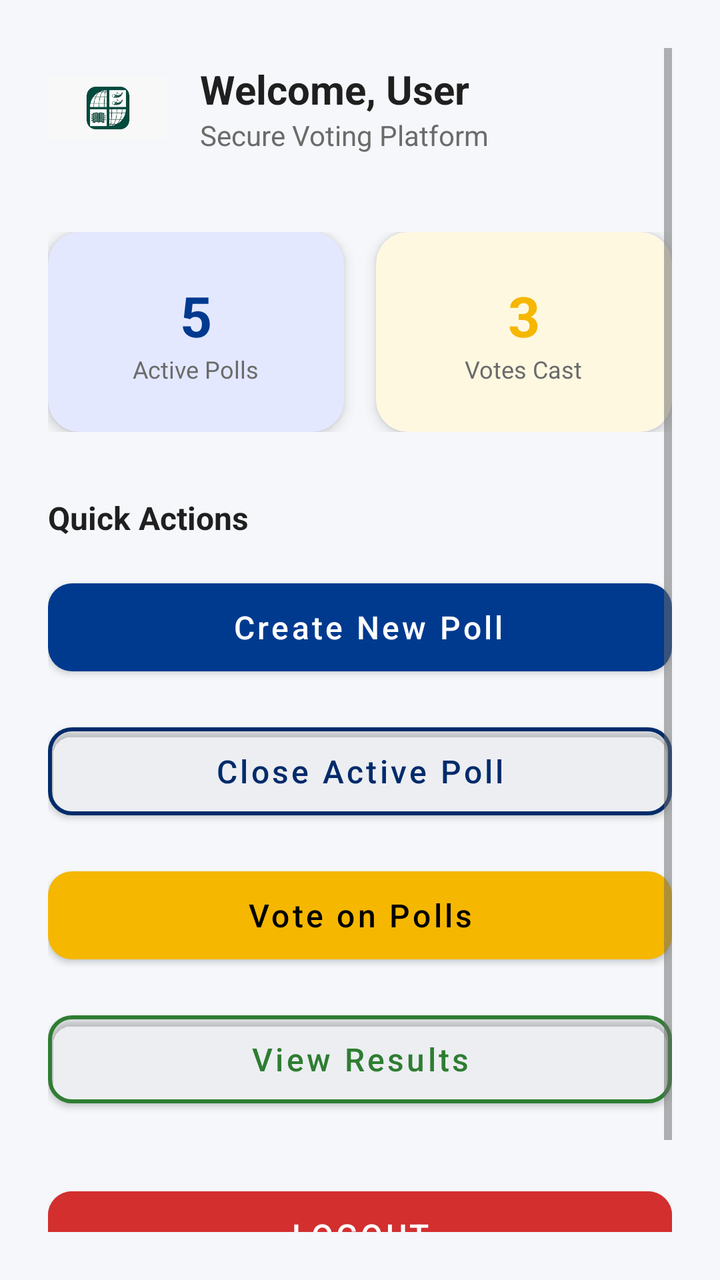
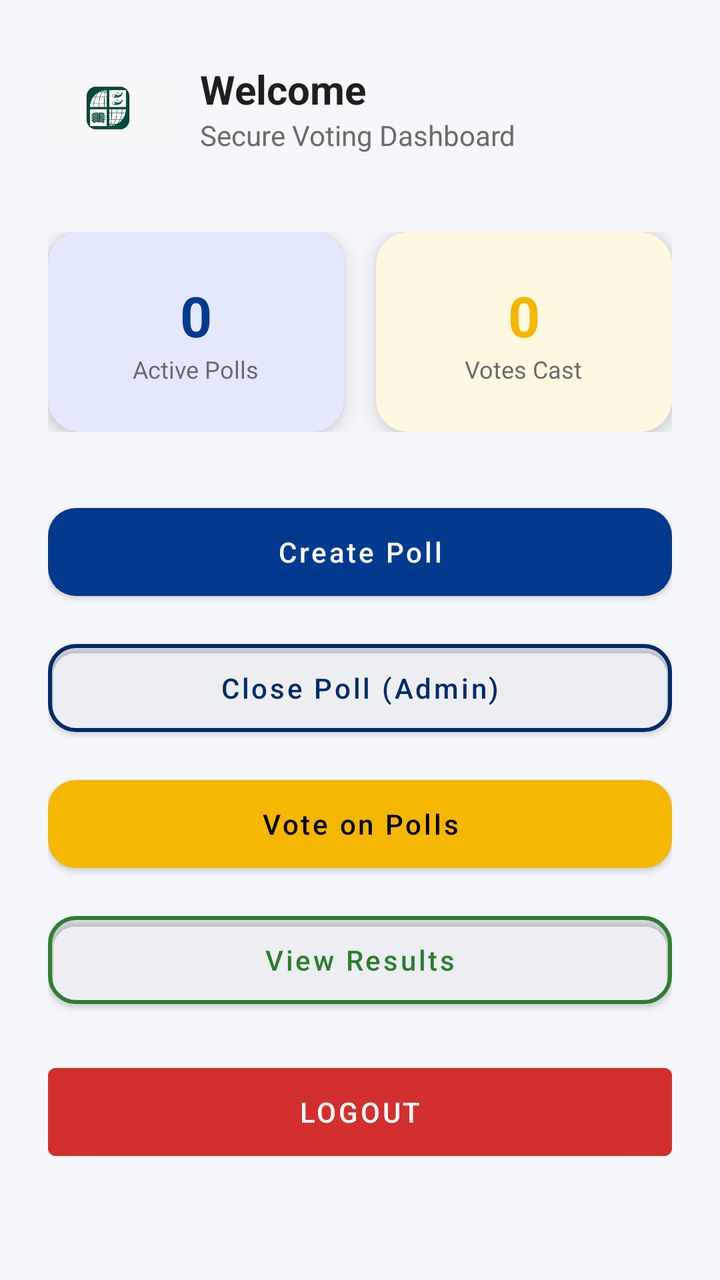

Before-and-after screenshots of an Android layout around one commit, followed by the original layout XML and the change that was made.
<!-- AndroidManifest.xml: application theme Theme.SecureAppVoting -->
<!-- res/layout/activity_dashboard.xml -->
<?xml version="1.0" encoding="utf-8"?>
<ScrollView xmlns:android="http://schemas.android.com/apk/res/android"
    xmlns:app="http://schemas.android.com/apk/res-auto"
    android:layout_width="match_parent"
    android:layout_height="match_parent"
    android:background="@color/background_main"
    android:padding="24dp">

    <LinearLayout
        android:layout_width="match_parent"
        android:layout_height="wrap_content"
        android:orientation="vertical">

        
        <LinearLayout
            android:layout_width="match_parent"
            android:layout_height="wrap_content"
            android:orientation="horizontal"
            android:gravity="center_vertical"
            android:layout_marginBottom="32dp">

            <ImageView
                android:id="@+id/imgUniversityLogo"
                android:layout_width="60dp"
                android:layout_height="60dp"
                android:src="@drawable/uni_bradford_logo"
                android:contentDescription="University of Bradford Logo"
                android:layout_marginEnd="16dp" />

            <LinearLayout
                android:layout_width="wrap_content"
                android:layout_height="wrap_content"
                android:orientation="vertical">

                <TextView
                    android:id="@+id/tvWelcome"
                    android:layout_width="wrap_content"
                    android:layout_height="wrap_content"
                    android:text="Welcome, User"
                    android:textSize="20sp"
                    android:textStyle="bold"
                    android:textColor="@color/text_primary" />

                <TextView
                    android:layout_width="wrap_content"
                    android:layout_height="wrap_content"
                    android:text="Secure Voting Platform"
                    android:textSize="14sp"
                    android:textColor="@color/text_secondary" />
            </LinearLayout>
        </LinearLayout>

        
        <LinearLayout
            android:layout_width="match_parent"
            android:layout_height="wrap_content"
            android:orientation="horizontal"
            android:layout_marginBottom="32dp">

            
            <com.google.android.material.card.MaterialCardView
                android:layout_width="0dp"
                android:layout_height="100dp"
                android:layout_weight="1"
                app:cardCornerRadius="16dp"
                app:cardElevation="4dp"
                app:cardBackgroundColor="#E3E8FF"
                android:layout_marginEnd="8dp">

                <LinearLayout
                    android:layout_width="match_parent"
                    android:layout_height="match_parent"
                    android:orientation="vertical"
                    android:gravity="center"
                    android:padding="16dp">

                    <TextView
                        android:layout_width="wrap_content"
                        android:layout_height="wrap_content"
                        android:text="5"
                        android:textSize="28sp"
                        android:textStyle="bold"
                        android:textColor="@color/bradford_blue" />

                    <TextView
                        android:layout_width="wrap_content"
                        android:layout_height="wrap_content"
                        android:text="Active Polls"
                        android:textSize="12sp"
                        android:textColor="@color/text_secondary" />
                </LinearLayout>
            </com.google.android.material.card.MaterialCardView>

            
            <com.google.android.material.card.MaterialCardView
                android:layout_width="0dp"
                android:layout_height="100dp"
                android:layout_weight="1"
                app:cardCornerRadius="16dp"
                app:cardElevation="4dp"
                app:cardBackgroundColor="#FFF8E1"
                android:layout_marginStart="8dp">

                <LinearLayout
                    android:layout_width="match_parent"
                    android:layout_height="match_parent"
                    android:orientation="vertical"
                    android:gravity="center"
                    android:padding="16dp">

                    <TextView
                        android:layout_width="wrap_content"
                        android:layout_height="wrap_content"
                        android:text="3"
                        android:textSize="28sp"
                        android:textStyle="bold"
                        android:textColor="@color/bradford_gold" />

                    <TextView
                        android:layout_width="wrap_content"
                        android:layout_height="wrap_content"
                        android:text="Votes Cast"
                        android:textSize="12sp"
                        android:textColor="@color/text_secondary" />
                </LinearLayout>
            </com.google.android.material.card.MaterialCardView>
        </LinearLayout>

        
        <TextView
            android:layout_width="wrap_content"
            android:layout_height="wrap_content"
            android:text="Quick Actions"
            android:textSize="16sp"
            android:textStyle="bold"
            android:textColor="@color/text_primary"
            android:layout_marginBottom="16dp" />

        
        <com.google.android.material.button.MaterialButton
            android:id="@+id/btnCreatePoll"
            android:layout_width="match_parent"
            android:layout_height="56dp"
            android:text="Create New Poll"
            android:textAllCaps="false"
            android:textSize="16sp"
            app:cornerRadius="12dp"
            app:iconGravity="textStart"
            app:iconPadding="8dp"
            android:paddingStart="24dp"
            app:backgroundTint="@color/bradford_blue"
            android:layout_marginBottom="16dp" />

        
        <com.google.android.material.button.MaterialButton
            android:id="@+id/btnClosePoll"
            android:layout_width="match_parent"
            android:layout_height="56dp"
            android:text="Close Active Poll"
            android:textAllCaps="false"
            android:textSize="16sp"
            app:cornerRadius="12dp"
            app:strokeColor="@color/bradford_blue_dark"
            app:strokeWidth="2dp"
            android:textColor="@color/bradford_blue_dark"
            app:backgroundTint="@android:color/transparent"
            android:layout_marginBottom="16dp" />

        
        <com.google.android.material.button.MaterialButton
            android:id="@+id/btnViewPolls"
            android:layout_width="match_parent"
            android:layout_height="56dp"
            android:text="Vote on Polls"
            android:textAllCaps="false"
            android:textSize="16sp"
            app:cornerRadius="12dp"
            app:backgroundTint="@color/bradford_gold"
            android:textColor="@android:color/black"
            android:layout_marginBottom="16dp" />

        
        <com.google.android.material.button.MaterialButton
            android:id="@+id/btnViewResults"
            android:layout_width="match_parent"
            android:layout_height="56dp"
            android:text="View Results"
            android:textAllCaps="false"
            android:textSize="16sp"
            app:cornerRadius="12dp"
            app:strokeColor="@color/bradford_green"
            app:strokeWidth="2dp"
            android:textColor="@color/bradford_green"
            app:backgroundTint="@android:color/transparent"
            android:layout_marginBottom="32dp" />

        
        <Button
            android:id="@+id/btnLogout"
            android:layout_width="match_parent"
            android:layout_height="56dp"
            android:text="Logout"
            android:textSize="16sp"
            android:backgroundTint="#D32F2F"
            android:textColor="@android:color/white"
            app:cornerRadius="12dp" />

        
        <TextView
            android:layout_width="wrap_content"
            android:layout_height="wrap_content"
            android:text="Secure Voting System"
            android:textColor="@color/text_secondary"
            android:textSize="12sp"
            android:layout_gravity="center_horizontal"
            android:layout_marginTop="32dp" />

    </LinearLayout>
</ScrollView>
<!-- resources referenced by this layout -->
<resources>
  <color name="background_main">#F5F7FA</color>
  <color name="bradford_blue">#003A8F</color>
  <color name="bradford_blue_dark">#002B6B</color>
  <color name="bradford_gold">#F5B700</color>
  <color name="bradford_green">#2E7D32</color>
  <color name="text_primary">#1F1F1F</color>
  <color name="text_secondary">#6B6B6B</color>
  <!-- drawable uni_bradford_logo: png bitmap (drawable, 6583 bytes) -->
  <style name="Theme.SecureAppVoting" parent="Theme.MaterialComponents.DayNight.NoActionBar">
  
          
          <item name="colorPrimary">@color/bradford_blue</item>
          <item name="colorPrimaryVariant">@color/bradford_blue_dark</item>
          <item name="colorSecondary">@color/bradford_gold</item>
  
          
          <item name="android:windowBackground">@color/background_main</item>
  
          
          <item name="android:statusBarColor">@color/bradford_blue_dark</item>
  
          
          <item name="android:textColorPrimary">@color/text_primary</item>
          <item name="android:textColorSecondary">@color/text_secondary</item>
  
      </style>
</resources>

<!-- the commit's change to res/layout/activity_dashboard.xml (unified diff, before → after) -->
@@ -20,7 +20,6 @@
             android:layout_marginBottom="32dp">
 
             <ImageView
-                android:id="@+id/imgUniversityLogo"
                 android:layout_width="60dp"
                 android:layout_height="60dp"
                 android:src="@drawable/uni_bradford_logo"
@@ -28,25 +27,25 @@
                 android:layout_marginEnd="16dp" />
 
             <LinearLayout
+                android:orientation="vertical"
                 android:layout_width="wrap_content"
-                android:layout_height="wrap_content"
-                android:orientation="vertical">
+                android:layout_height="wrap_content">
 
                 <TextView
                     android:id="@+id/tvWelcome"
-                    android:layout_width="wrap_content"
-                    android:layout_height="wrap_content"
-                    android:text="Welcome, User"
+                    android:text="Welcome"
                     android:textSize="20sp"
                     android:textStyle="bold"
-                    android:textColor="@color/text_primary" />
+                    android:textColor="@color/text_primary"
+                    android:layout_width="wrap_content"
+                    android:layout_height="wrap_content" />
 
                 <TextView
+                    android:text="Secure Voting Dashboard"
+                    android:textSize="14sp"
+                    android:textColor="@color/text_secondary"
                     android:layout_width="wrap_content"
-                    android:layout_height="wrap_content"
-                    android:text="Secure Voting Platform"
-                    android:textSize="14sp"
-                    android:textColor="@color/text_secondary" />
+                    android:layout_height="wrap_content" />
             </LinearLayout>
         </LinearLayout>
 
@@ -63,31 +62,31 @@
                 android:layout_height="100dp"
                 android:layout_weight="1"
                 app:cardCornerRadius="16dp"
-                app:cardElevation="4dp"
+                app:cardElevation="6dp"
                 app:cardBackgroundColor="#E3E8FF"
                 android:layout_marginEnd="8dp">
 
                 <LinearLayout
                     android:layout_width="match_parent"
                     android:layout_height="match_parent"
-                    android:orientation="vertical"
                     android:gravity="center"
-                    android:padding="16dp">
+                    android:orientation="vertical">
 
                     <TextView
-                        android:layout_width="wrap_content"
-                        android:layout_height="wrap_content"
-                        android:text="5"
+                        android:id="@+id/tvActivePolls"
+                        android:text="0"
                         android:textSize="28sp"
                         android:textStyle="bold"
-                        android:textColor="@color/bradford_blue" />
+                        android:textColor="@color/bradford_blue"
+                        android:layout_width="wrap_content"
+                        android:layout_height="wrap_content" />
 
                     <TextView
-                        android:layout_width="wrap_content"
-                        android:layout_height="wrap_content"
                         android:text="Active Polls"
                         android:textSize="12sp"
-                        android:textColor="@color/text_secondary" />
+                        android:textColor="@color/text_secondary"
+                        android:layout_width="wrap_content"
+                        android:layout_height="wrap_content" />
                 </LinearLayout>
             </com.google.android.material.card.MaterialCardView>
 
@@ -97,123 +96,91 @@
                 android:layout_height="100dp"
                 android:layout_weight="1"
                 app:cardCornerRadius="16dp"
-                app:cardElevation="4dp"
+                app:cardElevation="6dp"
                 app:cardBackgroundColor="#FFF8E1"
                 android:layout_marginStart="8dp">
 
                 <LinearLayout
                     android:layout_width="match_parent"
                     android:layout_height="match_parent"
-                    android:orientation="vertical"
                     android:gravity="center"
-                    android:padding="16dp">
+                    android:orientation="vertical">
 
                     <TextView
-                        android:layout_width="wrap_content"
-                        android:layout_height="wrap_content"
-                        android:text="3"
+                        android:id="@+id/tvVotesCast"
+                        android:text="0"
                         android:textSize="28sp"
                         android:textStyle="bold"
-                        android:textColor="@color/bradford_gold" />
+                        android:textColor="@color/bradford_gold"
+                        android:layout_width="wrap_content"
+                        android:layout_height="wrap_content" />
 
                     <TextView
-                        android:layout_width="wrap_content"
-                        android:layout_height="wrap_content"
                         android:text="Votes Cast"
                         android:textSize="12sp"
-                        android:textColor="@color/text_secondary" />
+                        android:textColor="@color/text_secondary"
+                        android:layout_width="wrap_content"
+                        android:layout_height="wrap_content" />
                 </LinearLayout>
             </com.google.android.material.card.MaterialCardView>
         </LinearLayout>
-
-        
-        <TextView
-            android:layout_width="wrap_content"
-            android:layout_height="wrap_content"
-            android:text="Quick Actions"
-            android:textSize="16sp"
-            android:textStyle="bold"
-            android:textColor="@color/text_primary"
-            android:layout_marginBottom="16dp" />
 
         
         <com.google.android.material.button.MaterialButton
             android:id="@+id/btnCreatePoll"
             android:layout_width="match_parent"
             android:layout_height="56dp"
-            android:text="Create New Poll"
+            android:text="Create Poll"
             android:textAllCaps="false"
-            android:textSize="16sp"
-            app:cornerRadius="12dp"
-            app:iconGravity="textStart"
-            app:iconPadding="8dp"
-            android:paddingStart="24dp"
+            app:cornerRadius="14dp"
             app:backgroundTint="@color/bradford_blue"
-            android:layout_marginBottom="16dp" />
+            android:textColor="@android:color/white"
+            android:layout_marginBottom="12dp" />
 
-        
         <com.google.android.material.button.MaterialButton
             android:id="@+id/btnClosePoll"
             android:layout_width="match_parent"
             android:layout_height="56dp"
-            android:text="Close Active Poll"
+            android:text="Close Poll (Admin)"
             android:textAllCaps="false"
-            android:textSize="16sp"
-            app:cornerRadius="12dp"
+            app:cornerRadius="14dp"
+            app:strokeWidth="2dp"
             app:strokeColor="@color/bradford_blue_dark"
-            app:strokeWidth="2dp"
             android:textColor="@color/bradford_blue_dark"
             app:backgroundTint="@android:color/transparent"
-            android:layout_marginBottom="16dp" />
+            android:layout_marginBottom="12dp" />
 
-        
         <com.google.android.material.button.MaterialButton
             android:id="@+id/btnViewPolls"
             android:layout_width="match_parent"
             android:layout_height="56dp"
             android:text="Vote on Polls"
             android:textAllCaps="false"
-            android:textSize="16sp"
-            app:cornerRadius="12dp"
+            app:cornerRadius="14dp"
             app:backgroundTint="@color/bradford_gold"
             android:textColor="@android:color/black"
-            android:layout_marginBottom="16dp" />
+            android:layout_marginBottom="12dp" />
 
-        
         <com.google.android.material.button.MaterialButton
             android:id="@+id/btnViewResults"
             android:layout_width="match_parent"
             android:layout_height="56dp"
             android:text="View Results"
             android:textAllCaps="false"
-            android:textSize="16sp"
-            app:cornerRadius="12dp"
+            app:cornerRadius="14dp"
+            app:strokeWidth="2dp"
             app:strokeColor="@color/bradford_green"
-            app:strokeWidth="2dp"
             android:textColor="@color/bradford_green"
             app:backgroundTint="@android:color/transparent"
-            android:layout_marginBottom="32dp" />
+            android:layout_marginBottom="20dp" />
 
-        
         <Button
             android:id="@+id/btnLogout"
             android:layout_width="match_parent"
             android:layout_height="56dp"
             android:text="Logout"
-            android:textSize="16sp"
-            android:backgroundTint="#D32F2F"
             android:textColor="@android:color/white"
-            app:cornerRadius="12dp" />
-
-        
-        <TextView
-            android:layout_width="wrap_content"
-            android:layout_height="wrap_content"
-            android:text="Secure Voting System"
-            android:textColor="@color/text_secondary"
-            android:textSize="12sp"
-            android:layout_gravity="center_horizontal"
-            android:layout_marginTop="32dp" />
+            android:backgroundTint="#D32F2F" />
 
     </LinearLayout>
 </ScrollView>
